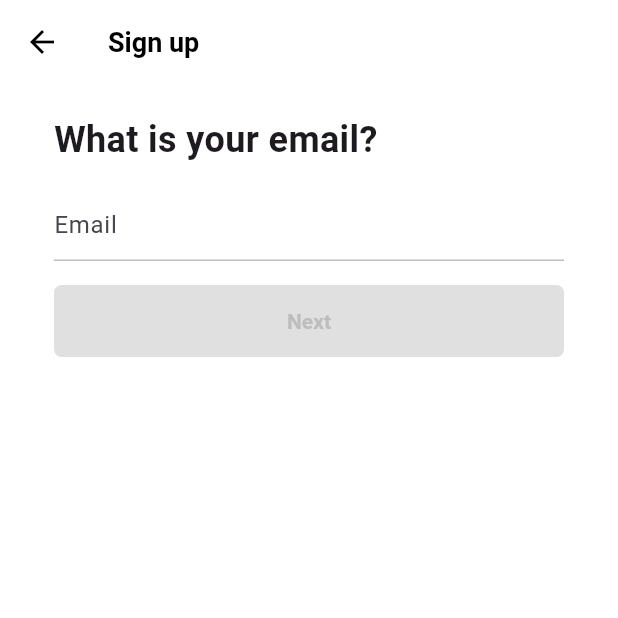
After one commit to recorder12/tiktok_clone, a Flutter app: the EmailScreen screen opened directly, on a phone screen of 412 x 824 dp, the top half of it. The commit adds this screen. Run offline on Flutter 3.47's test engine with Material 3 defaults, Android fonts, the phone set to English and light mode, and no system bars; our stand-ins replace font_awesome_flutter.

Commit message:
email screen

```diff
--- /dev/null
+++ b/lib/features/authentication/email_screen.dart
@@ -0,0 +1,115 @@
+import 'package:flutter/material.dart';
+import 'package:tiktok/constants/gaps.dart';
+import 'package:tiktok/constants/sizes.dart';
+import 'package:tiktok/features/authentication/password_screen.dart';
+import 'package:tiktok/features/widgets/form_button.dart';
+
+class EmailScreen extends StatefulWidget {
+  const EmailScreen({super.key});
+
+  @override
+  State<EmailScreen> createState() => _EmailScreenState();
+}
+
+class _EmailScreenState extends State<EmailScreen> {
+  final TextEditingController _emailController = TextEditingController();
+
+  String _email = '';
+
+  @override
+  void initState() {
+    super.initState(); // init the state
+    _emailController.addListener(() {
+      setState(() {
+        _email = _emailController.text;
+      });
+    });
+  }
+
+  @override
+  void dispose() {
+    _emailController.dispose(); // dispose the controller, memory leak
+    super.dispose(); // dispose the state
+  }
+
+  String? _isEmailValid() {
+    if (_email.isEmpty) return null;
+    final regExp = RegExp(
+        r"^[a-zA-Z0-9.a-zA-Z0-9.!#$%&'*+-/=?^_`{|}~]+@[a-zA-Z0-9]+\.[a-zA-Z]+");
+
+    if (!regExp.hasMatch(_email)) return "Email not valid";
+    return null;
+  }
+
+  void _onScaffoldTap() {
+    FocusScope.of(context).unfocus();
+  }
+
+  void _onSubmit() {
+    if (_email.isEmpty || _isEmailValid() != null) return;
+    Navigator.push(
+      context,
+      MaterialPageRoute(
+        builder: (context) => const PasswordScreen(),
+      ),
+    );
+  }
+
+  @override
+  Widget build(BuildContext context) {
+    return GestureDetector(
+      onTap: _onScaffoldTap, // dismiss keyboard and unfocus
+      child: Scaffold(
+          appBar: AppBar(
+            title: const Text(
+              "Sign up",
+            ),
+          ),
+          body: Padding(
+            padding: const EdgeInsets.symmetric(
+              horizontal: Sizes.size36,
+            ),
+            child: Column(
+              crossAxisAlignment: CrossAxisAlignment.start,
+              children: [
+                Gaps.v20,
+                const Text(
+                  "What is your email?",
+                  style: TextStyle(
+                    fontSize: Sizes.size24,
+                    fontWeight: FontWeight.w700,
+                  ),
+                ),
+                Gaps.v16,
+                TextField(
+                  keyboardType: TextInputType.emailAddress,
+                  onEditingComplete: _onSubmit,
+                  autocorrect: false,
+                  controller: _emailController,
+                  decoration: InputDecoration(
+                    hintText: "Email",
+                    errorText: _isEmailValid(),
+                    enabledBorder: UnderlineInputBorder(
+                      borderSide: BorderSide(
+                        color: Colors.grey.shade400,
+                      ),
+                    ),
+                    focusedBorder: UnderlineInputBorder(
+                      borderSide: BorderSide(
+                        color: Colors.grey.shade400,
+                      ),
+                    ),
+                  ),
+                  cursorColor: Theme.of(context).primaryColor,
+                ),
+                Gaps.v16,
+                GestureDetector(
+                    onTap: _onSubmit,
+                    child: FormButton(
+                        disable: _email.isEmpty || _isEmailValid() != null))
+              ],
+            ),
+          )),
+    );
+  }
+}
--- /dev/null
+++ b/lib/features/widgets/form_button.dart
@@ -0,0 +1,46 @@
+import 'package:flutter/material.dart';
+import 'package:tiktok/constants/sizes.dart';
+
+class FormButton extends StatelessWidget {
+  const FormButton({
+    super.key,
+    required this.disable,
+  });
+
+  final bool disable;
+
+  @override
+  Widget build(BuildContext context) {
+    return FractionallySizedBox(
+      widthFactor: 1,
+      child: AnimatedContainer(
+        padding: const EdgeInsets.symmetric(
+          vertical: Sizes.size16,
+        ),
+        decoration: BoxDecoration(
+          borderRadius: BorderRadius.circular(
+            Sizes.size5,
+          ),
+          color:
+              disable ? Colors.grey.shade300 : Theme.of(context).primaryColor,
+        ),
+        duration: const Duration(
+          milliseconds: 300,
+        ),
+        child: AnimatedDefaultTextStyle(
+          duration: const Duration(
+            milliseconds: 300,
+          ),
+          style: TextStyle(
+            color: disable ? Colors.grey.shade400 : Colors.white,
+            fontWeight: FontWeight.w600,
+          ),
+          child: const Text(
+            'Next',
+            textAlign: TextAlign.center,
+          ),
+        ),
+      ),
+    );
+  }
+}
```
Also changed, not shown: lib/features/authentication/password_screen.dart (added, +10 -0 lines), lib/features/authentication/username_screen.dart (+21 -28 lines).
